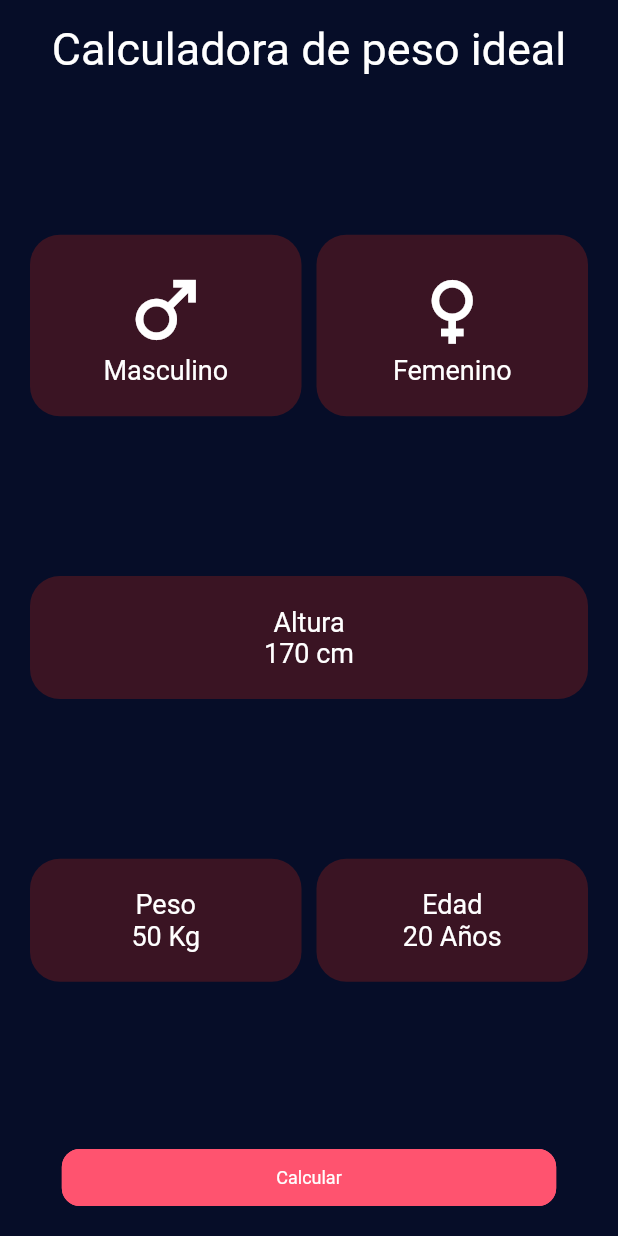
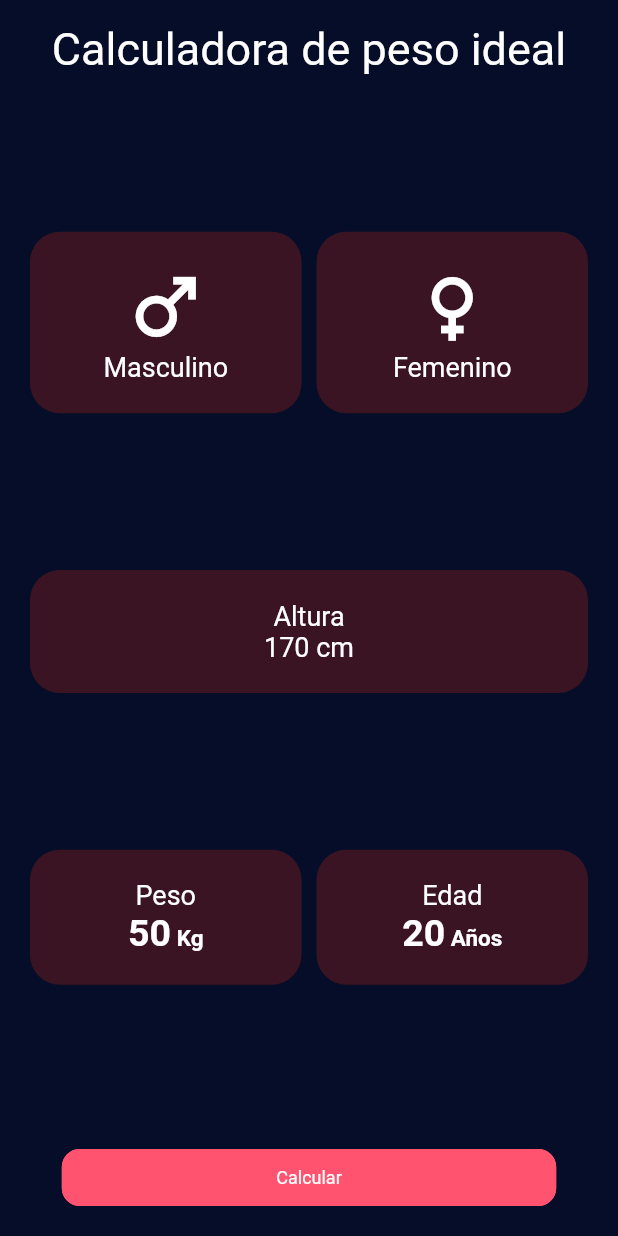
Before and after one commit to stivengm/calculadora_peso_flutter, a Flutter app: the screen it shows after launch, on a phone screen of 412 x 824 dp. Run offline on Flutter 3.47's test engine with Material 2 defaults, Android fonts, the phone set to English and light mode, and no system bars.

Commit message:
FIX - Ajuste de richText.

```diff
--- a/lib/gui/views/bmi_calculator_view/bmi_calculator_view.dart
+++ b/lib/gui/views/bmi_calculator_view/bmi_calculator_view.dart
@@ -63,9 +63,20 @@
               children: [
                 _cardItems(
                   item: Column(
-                    children: const [
-                      TextWidget(text: "Peso"),
-                      TextWidget(text: "50 Kg")
+                    children: [
+                      const TextWidget(text: "Peso"),
+                      RichText(
+                        text: const TextSpan(
+                          text: '50',
+                          style: TextStyle( fontSize: 25.0, fontWeight: FontWeight.bold ),
+                          children: [
+                            TextSpan(
+                              text: ' Kg',
+                              style: TextStyle( fontSize: 15.0 )
+                            )
+                          ]
+                        )
+                      ),
                     ],
                   ),
                   width: (media.width - 40) / 2 - 5
@@ -73,9 +84,21 @@
                 ),
                 _cardItems(
                   item: Column(
-                    children: const [
-                      TextWidget(text: "Edad"),
-                      TextWidget(text: "20 Años")
+                    children: [
+                      const TextWidget(text: "Edad"),
+                      RichText(
+                        text: const TextSpan(
+                          text: '20',
+                          style: TextStyle( fontSize: 25.0, fontWeight: FontWeight.bold ),
+                          children: [
+                            TextSpan(
+                              text: ' Años',
+                              style: TextStyle( fontSize: 15.0 )
+                            )
+                          ]
+                        )
+                      ),
+                      // const TextWidget(text: "20 Años", fontSize: 20.0,)
                     ],
                   ),
                   width: (media.width - 40) / 2 - 5
```
